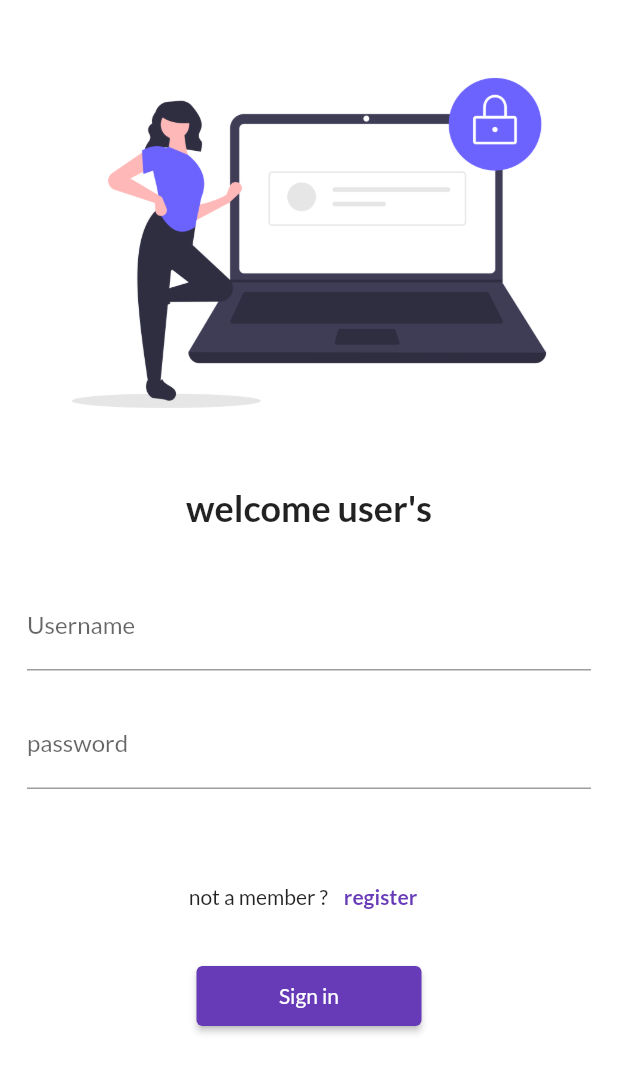
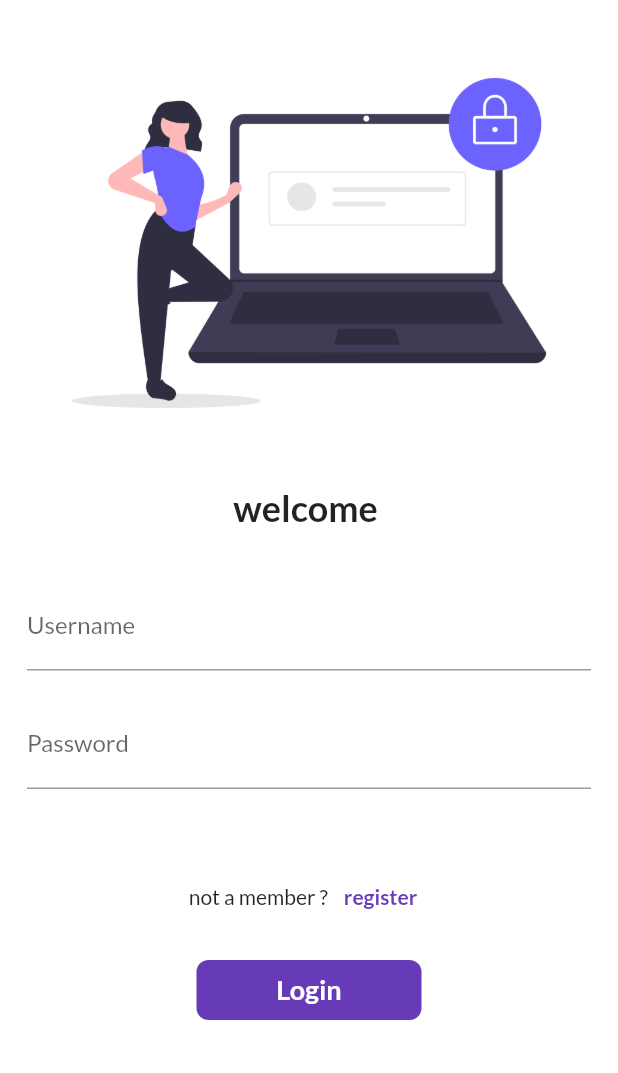
Before and after one commit to Aman-786/learnflutter, a Flutter app: the screen it shows after launch, on a phone screen of 412 x 824 dp. Shown: the top 1073 px of the screen. Run offline on Flutter 3.47's test engine with Material 2 defaults, Android fonts, the light colour scheme and no system bars; our stand-ins replace google_fonts.

Commit message:
simple animation

```diff
--- a/lib/pages/login_page.dart
+++ b/lib/pages/login_page.dart
@@ -8,6 +8,9 @@ class Login extends StatefulWidget {
 }
 
 class _LoginState extends State<Login> {
+  String name = "";
+  bool choosebutton = false;
+
   @override
   Widget build(BuildContext context) {
     return Material(
@@ -22,9 +25,9 @@ class _LoginState extends State<Login> {
               const SizedBox(
                 height: 20,
               ),
-              const Text(
-                "welcome user's",
-                style: TextStyle(
+              Text(
+                "welcome $name",
+                style: const TextStyle(
                   fontSize: 24,
                   fontWeight: FontWeight.bold,
                 ),
@@ -38,6 +41,10 @@ class _LoginState extends State<Login> {
                 child: Column(
                   children: [
                     TextFormField(
+                      onChanged: (value) {
+                        name = value;
+                        setState(() {});
+                      },
                       decoration: const InputDecoration(
                         hintText: "example@email.com",
                         labelText: "Username",
@@ -49,7 +56,7 @@ class _LoginState extends State<Login> {
                     TextFormField(
                       obscureText: true,
                       decoration: const InputDecoration(
-                        labelText: "password",
+                        labelText: "Password",
                       ),
                     ),
                   ],
@@ -74,13 +81,50 @@ class _LoginState extends State<Login> {
                   ],
                 ),
               ),
-              ElevatedButton(
-                style: TextButton.styleFrom(minimumSize: const Size(150, 40)),
-                onPressed: () {
+              InkWell(
+                onTap: () async {
+                  setState(() {
+                    choosebutton = true;
+                  });
+
+                  await Future.delayed(const Duration(milliseconds: 350));
+                  // ignore: use_build_context_synchronously
                   Navigator.pushNamed(context, "/home");
                 },
-                child: const Text("Sign in"),
+                child: AnimatedContainer(
+                  duration: const Duration(milliseconds: 200),
+                  width: choosebutton ? 100 : 150,
+                  height: 40,
+                  alignment: Alignment.center,
+                  decoration: BoxDecoration(
+                    color: Colors.deepPurple,
+                    // shape: choosebutton ? BoxShape.circle : BoxShape.rectangle,
+                    borderRadius: BorderRadius.circular(
+                      choosebutton ? 20 : 8,
+                    ),
+                  ),
+                  child: choosebutton
+                      ? const Icon(
+                          Icons.done,
+                          color: Colors.white,
+                        )
+                      : const Text(
+                          "Login",
+                          style: TextStyle(
+                            color: Colors.white,
+                            fontSize: 18,
+                            fontWeight: FontWeight.bold,
+                          ),
+                        ),
+                ),
               ),
+              // ElevatedButton(
+              //   style: TextButton.styleFrom(minimumSize: const Size(150, 40)),
+              //   onPressed: () {
+              //     Navigator.pushNamed(context, "/home");
+              //   },
+              //   child: const Text("Sign in"),
+              // ),
             ],
           ),
         ));
```
